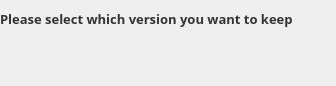
Before: the Qt Designer form src/MEGASync/stalled_issues/gui/stalled_issues_cases/macx/LocalAndRemoteDifferentWidget.ui in meganz/MEGAsync, drawn with Qt 5.
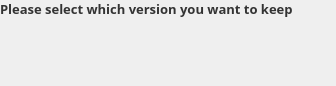
After: the same form once the commit is applied. Custom widgets are drawn as their Qt base class.

Patch:
```diff
--- a/src/MEGASync/stalled_issues/gui/stalled_issues_cases/macx/LocalAndRemoteDifferentWidget.ui
+++ b/src/MEGASync/stalled_issues/gui/stalled_issues_cases/macx/LocalAndRemoteDifferentWidget.ui
@@ -24,7 +24,7 @@
     <number>0</number>
    </property>
    <property name="topMargin">
-    <number>10</number>
+    <number>0</number>
    </property>
    <property name="rightMargin">
     <number>11</number>
@@ -79,7 +79,7 @@
      <property name="spacing">
       <number>28</number>
      </property>
-     <property name="bottomMargin">
+     <property name="topMargin">
       <number>0</number>
      </property>
      <item>
```
